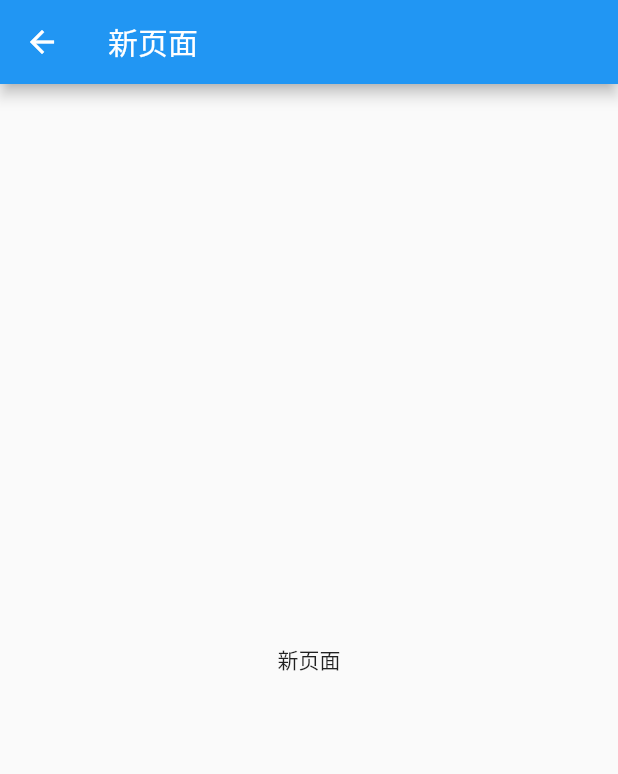
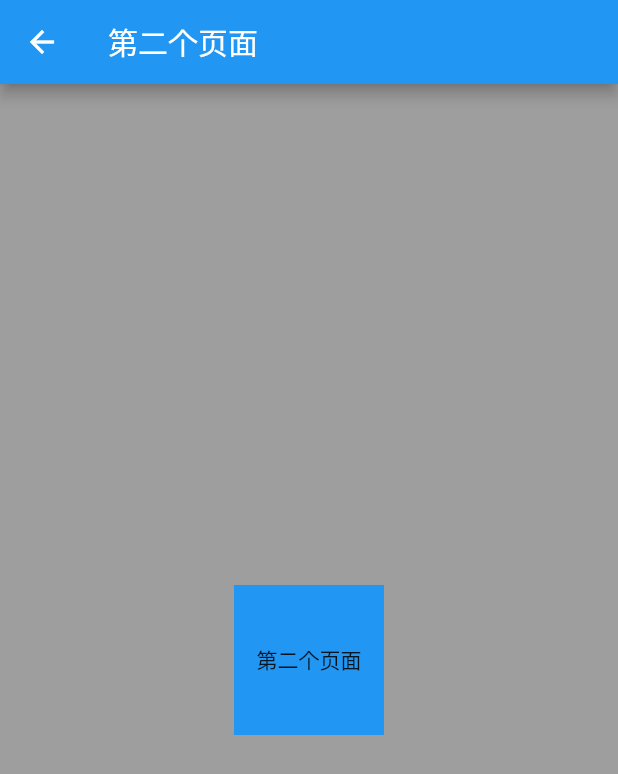
Before and after one commit to hy-liuyuzhe/YRouter, a Flutter app: the SecondPageWidget screen opened directly, on a phone screen of 412 x 824 dp. Shown: the top 774 px of the screen. Run offline on Flutter 3.47's test engine with Material 2 defaults, Android fonts, the phone set to English and light mode, and no system bars.

```diff
--- a/example/github_yrouter/lib/second_page_widget.dart
+++ b/example/github_yrouter/lib/second_page_widget.dart
@@ -4,14 +4,23 @@ import 'package:flutter/material.dart';
 class SecondPageWidget extends StatelessWidget {
   @override
   Widget build(BuildContext context) {
-    var one = Calculator().addOne(1);
-    print("one= $one");
     return Scaffold(
       appBar: AppBar(
-        title: Text("新页面"),
+        title: Text("第二个页面"),
       ),
       body: Container(
-        child: Center(child: Text("新页面")),
+        color: Colors.grey,
+        child: Center(
+            child: GestureDetector(
+              onTap: (){
+                Navigator.of(context).pop();
+              },
+              child: Container(
+                  width: 100,
+                  height: 100,
+                  color: Colors.blue,
+                  child: Center(child: Text("第二个页面"))),
+            )),
       ),
     );
   }
--- a/example/github_yrouter/pubspec.yaml
+++ b/example/github_yrouter/pubspec.yaml
@@ -28,6 +28,7 @@ dependencies:
   # The following adds the Cupertino Icons font to your application.
   # Use with the CupertinoIcons class for iOS style icons.
   cupertino_icons: ^1.0.2
+#  y_router: ^0.0.1
   y_router:
     path: ../../
 
--- /dev/null
+++ b/lib/src/animation_enum.dart
@@ -0,0 +1,10 @@
+enum AnimationEnum {
+  fade,
+  size,
+  rotate,
+  scale,
+  slideFromLeft,
+  slideFromRight,
+  slideFromTop,
+  slideFromBottom
+}
--- a/lib/y_router.dart
+++ b/lib/y_router.dart
@@ -1,7 +1,4 @@
 library y_router;
 
-/// A Calculator.
-class Calculator {
-  /// Returns [value] plus 1.
-  int addOne(int value) => value + 1;
-}
+export 'src/YRouter.dart';
+export 'src/animation_enum.dart';
--- a/pubspec.yaml
+++ b/pubspec.yaml
@@ -1,6 +1,6 @@
 name: y_router
 description: A tool to help flutter App widget jump
-version: 0.0.1
+version: 1.0.1
 homepage: https://github.com/hy-liuyuzhe/YRouter
 
 environment:
```
Also changed, not shown: example/github_yrouter/lib/main.dart (+30 -7 lines), lib/src/yrouter.dart (added, +103 -0 lines), 2 other files.
